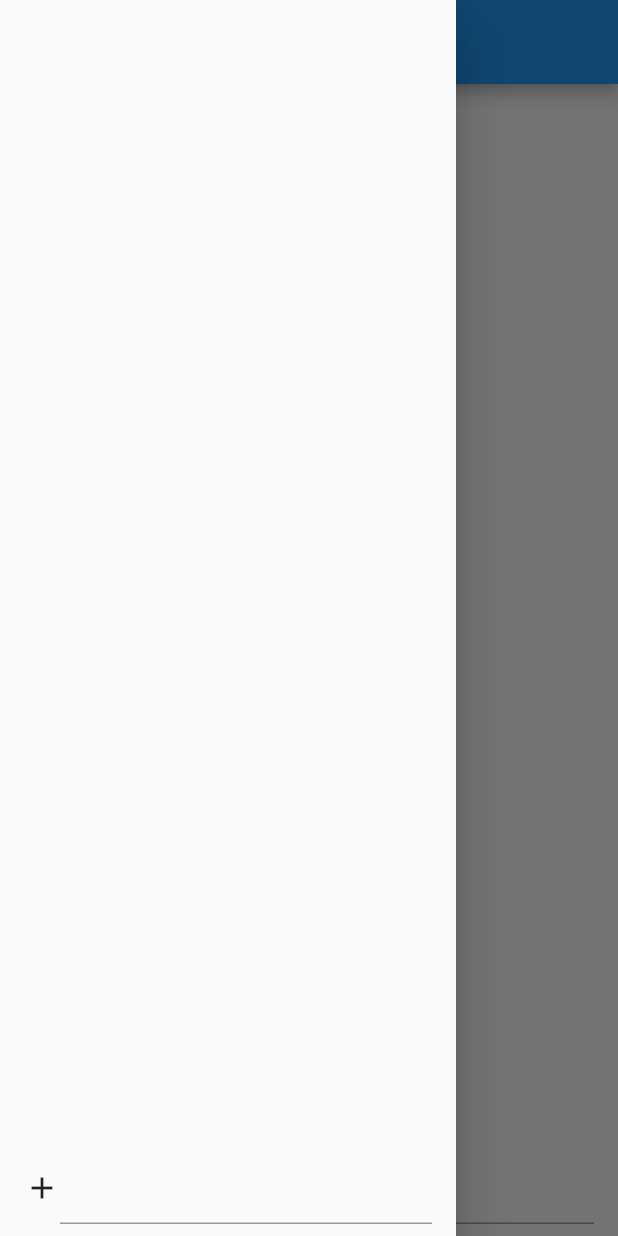
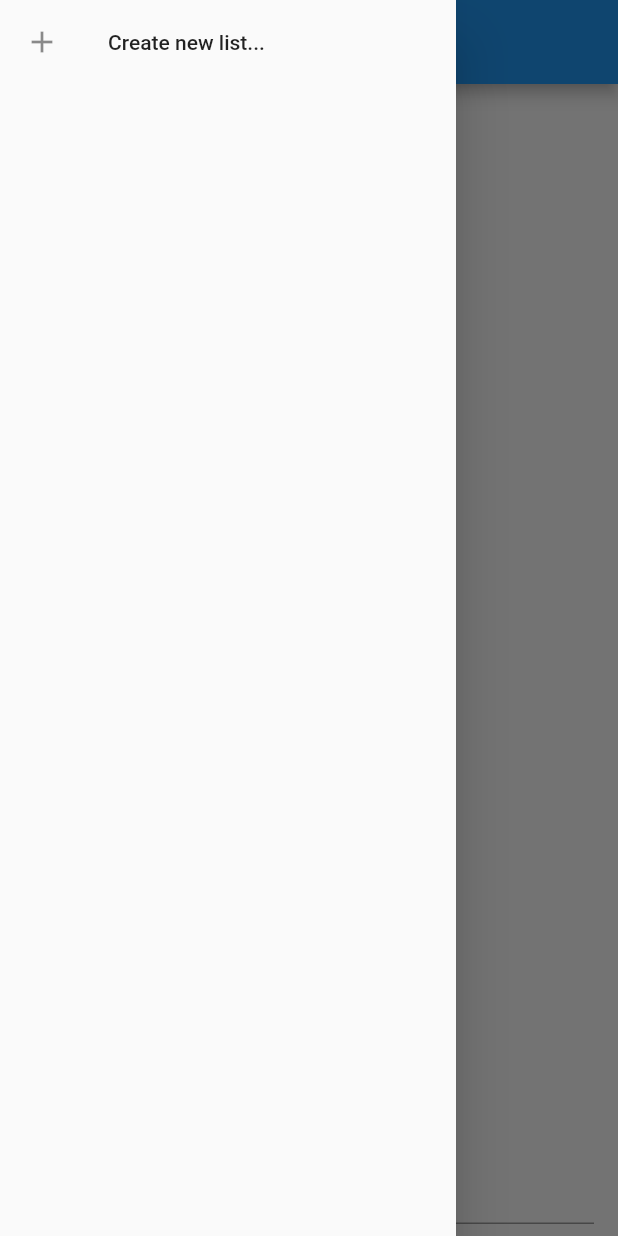
Before and after one commit to jorgesmrr/flutter-tasks, a Flutter app: the screen it shows after launch, with the side drawer open, on a phone screen of 412 x 824 dp. Run offline on Flutter 3.47's test engine with Material 2 defaults, Android fonts, the phone set to English and light mode, and no system bars; our stand-ins replace rxdart, sqflite; accounts and stored records are empty.

Commit message:
Better way to create a new list

```diff
--- a/lib/src/screens/app_body.dart
+++ b/lib/src/screens/app_body.dart
@@ -12,12 +12,12 @@ class AppBody extends StatelessWidget {
       stream: bloc.activeList,
       builder: (context, snapshot) {
         if (!snapshot.hasData) {
-          return Text('No list found');
+          return Text('No tasks found');
         }
 
         return ListProvider(
           snapshot.data,
-          child: TaskListWidget(),
+          child: TasksListWidget(),
         );
       },
     );
--- a/lib/src/screens/app_drawer.dart
+++ b/lib/src/screens/app_drawer.dart
@@ -4,7 +4,7 @@ import 'package:tasks/src/blocs/app_provider.dart';
 import 'package:tasks/src/models/tasks_list.dart';
 
 class AppDrawer extends StatelessWidget {
-  Widget build(context) {
+  Widget build(BuildContext context) {
     AppBloc bloc = AppProvider.of(context);
 
     bloc.readLists();
@@ -13,22 +13,22 @@ class AppDrawer extends StatelessWidget {
       child: StreamBuilder(
         stream: bloc.lists,
         builder: (context, AsyncSnapshot<List<TasksList>> snapshot) {
-          return Column(children: <Widget>[
-            Expanded(
-                child: snapshot.hasData
-                    ? buildList(bloc, snapshot.data)
-                    : Text('Loading...')),
-            buildNewListForm(bloc)
-          ]);
+          return snapshot.hasData
+              ? buildList(context, bloc, snapshot.data)
+              : Text('Loading lists...');
         },
       ),
     );
   }
 
-  Widget buildList(AppBloc bloc, List<TasksList> lists) {
+  Widget buildList(BuildContext context, AppBloc bloc, List<TasksList> lists) {
     return ListView.separated(
-      itemCount: lists.length,
+      itemCount: lists.length + 1,
       itemBuilder: (context, index) {
+        if (index == lists.length) {
+          return buildNewTasksListItem(context, bloc);
+        }
+
         return buildTasksListItem(bloc, lists[index]);
       },
       separatorBuilder: (BuildContext context, int index) => const Divider(),
@@ -40,7 +40,7 @@ class AppDrawer extends StatelessWidget {
       stream: bloc.activeList,
       builder: (context, snapshot) {
         if (!snapshot.hasData) {
-          return Text('Loading...');
+          return Text('Loading list...');
         }
 
         return ListTile(
@@ -62,17 +62,42 @@ class AppDrawer extends StatelessWidget {
     );
   }
 
-  Widget buildNewListForm(AppBloc bloc) {
-    return Container(
-      padding: EdgeInsets.symmetric(horizontal: 16.0, vertical: 8.0),
-      child: Row(children: <Widget>[
-        Icon(Icons.add),
-        Expanded(
-          child: TextField(
-            onSubmitted: bloc.addList,
+  Widget buildNewTasksListItem(BuildContext context, AppBloc bloc) {
+    return ListTile(
+      leading: Icon(Icons.add),
+      title: Text('Create new list...'),
+      onTap: () => showNewListDialog(context, bloc),
+    );
+  }
+
+  Future showNewListDialog(BuildContext context, AppBloc bloc) {
+    return showDialog<void>(
+      context: context,
+      barrierDismissible: false, // user must tap button!
+      builder: (BuildContext context) {
+        final textController = new TextEditingController();
+
+        return AlertDialog(
+          title: Text('Create new list'),
+          content: TextField(
+            decoration: InputDecoration(labelText: 'Name'),
+            controller: textController,
           ),
-        ),
-      ]),
+          actions: <Widget>[
+            FlatButton(
+              child: Text('Cancel'),
+              onPressed: () => Navigator.of(context).pop(),
+            ),
+            FlatButton(
+              child: Text('Create'),
+              onPressed: () {
+                bloc.addList(textController.text);
+                Navigator.of(context).pop();
+              },
+            ),
+          ],
+        );
+      },
     );
   }
 }
--- a/lib/src/screens/task_list.dart
+++ b/lib/src/screens/task_list.dart
@@ -3,7 +3,7 @@ import 'package:tasks/src/blocs/list_bloc.dart';
 import 'package:tasks/src/blocs/list_provider.dart';
 import 'package:tasks/src/models/task.dart';
 
-class TaskListWidget extends StatelessWidget {
+class TasksListWidget extends StatelessWidget {
   Widget build(context) {
     ListBloc bloc = ListProvider.of(context);
 
```
